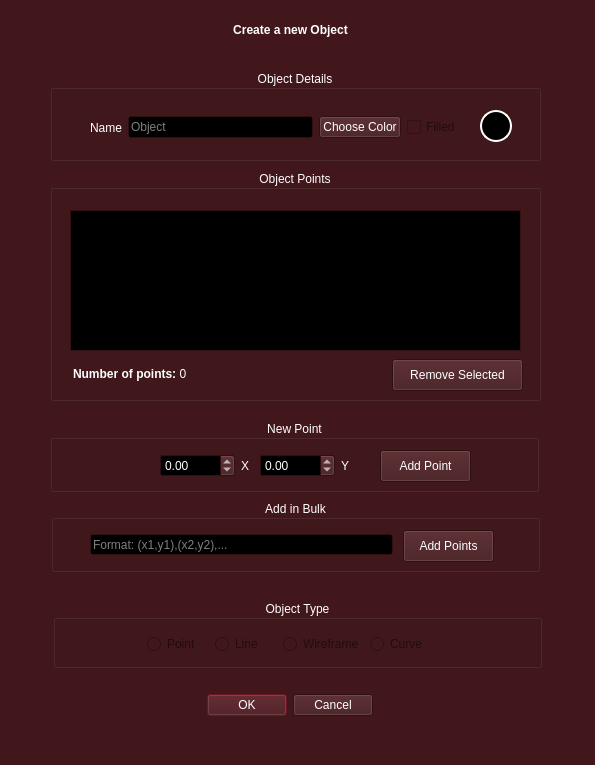
First picture: the form in SGI/view/screens/newObject.ui, repository JVSutter/Sistema-Grafico-Interativo, before the edit.
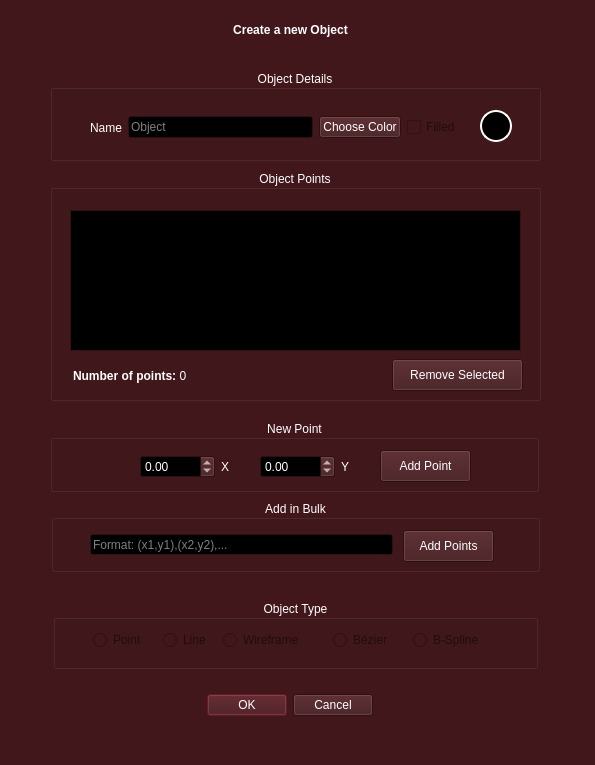
Second picture: the form after the edit.

What changed in the file:
```diff
--- a/SGI/view/screens/newObject.ui
+++ b/SGI/view/screens/newObject.ui
@@ -599,7 +599,7 @@
       <x>23</x>
       <y>196</y>
       <width>186</width>
-      <height>16</height>
+      <height>21</height>
      </rect>
     </property>
     <property name="text">
@@ -764,8 +764,8 @@
      <rect>
       <x>210</x>
       <y>30</y>
-      <width>96</width>
-      <height>31</height>
+      <width>117</width>
+      <height>33</height>
      </rect>
     </property>
     <property name="sizePolicy">
@@ -797,10 +797,10 @@
    <widget class="QWidget" name="layoutWidget">
     <property name="geometry">
      <rect>
-      <x>110</x>
+      <x>90</x>
       <y>30</y>
-      <width>96</width>
-      <height>31</height>
+      <width>117</width>
+      <height>33</height>
      </rect>
     </property>
     <property name="sizePolicy">
@@ -835,8 +835,8 @@
     <rect>
      <x>53</x>
      <y>600</y>
-     <width>489</width>
-     <height>68</height>
+     <width>485</width>
+     <height>69</height>
     </rect>
    </property>
    <property name="maximumSize">
@@ -851,57 +851,85 @@
    <property name="alignment">
     <set>Qt::AlignmentFlag::AlignCenter</set>
    </property>
-   <widget class="QWidget" name="">
+   <widget class="QRadioButton" name="curveRadio">
+    <property name="enabled">
+     <bool>false</bool>
+    </property>
     <property name="geometry">
      <rect>
-      <x>94</x>
-      <y>34</y>
-      <width>285</width>
+      <x>280</x>
+      <y>30</y>
+      <width>71</width>
       <height>20</height>
      </rect>
     </property>
-    <layout class="QHBoxLayout" name="horizontalLayout_5">
-     <item>
-      <widget class="QRadioButton" name="pointRadio">
-       <property name="enabled">
-        <bool>false</bool>
-       </property>
        <property name="text">
-        <string>Point</string>
-       </property>
-      </widget>
-     </item>
-     <item>
+     <string>Bézier</string>
+    </property>
+   </widget>
       <widget class="QRadioButton" name="lineRadio">
        <property name="enabled">
         <bool>false</bool>
        </property>
+    <property name="geometry">
+     <rect>
+      <x>110</x>
+      <y>30</y>
+      <width>61</width>
+      <height>20</height>
+     </rect>
+    </property>
        <property name="text">
         <string>Line</string>
        </property>
       </widget>
-     </item>
-     <item>
+   <widget class="QRadioButton" name="pointRadio">
+    <property name="enabled">
+     <bool>false</bool>
+    </property>
+    <property name="geometry">
+     <rect>
+      <x>40</x>
+      <y>30</y>
+      <width>61</width>
+      <height>20</height>
+     </rect>
+    </property>
+    <property name="text">
+     <string>Point</string>
+    </property>
+   </widget>
       <widget class="QRadioButton" name="wireframeRadio">
        <property name="enabled">
         <bool>false</bool>
        </property>
+    <property name="geometry">
+     <rect>
+      <x>170</x>
+      <y>30</y>
+      <width>101</width>
+      <height>20</height>
+     </rect>
+    </property>
        <property name="text">
         <string>Wireframe</string>
        </property>
       </widget>
-     </item>
-     <item>
-      <widget class="QRadioButton" name="curveRadio">
+   <widget class="QRadioButton" name="bSplineRadio">
        <property name="enabled">
         <bool>false</bool>
        </property>
+    <property name="geometry">
+     <rect>
+      <x>360</x>
+      <y>30</y>
+      <width>91</width>
+      <height>20</height>
+     </rect>
+    </property>
        <property name="text">
-        <string>Curve</string>
-       </property>
-      </widget>
-     </item>
-    </layout>
+     <string>B-Spline</string>
+    </property>
    </widget>
   </widget>
   <widget class="QGroupBox" name="groupBox_5">
```
Lines whose indentation alone changed are shown as unchanged.
